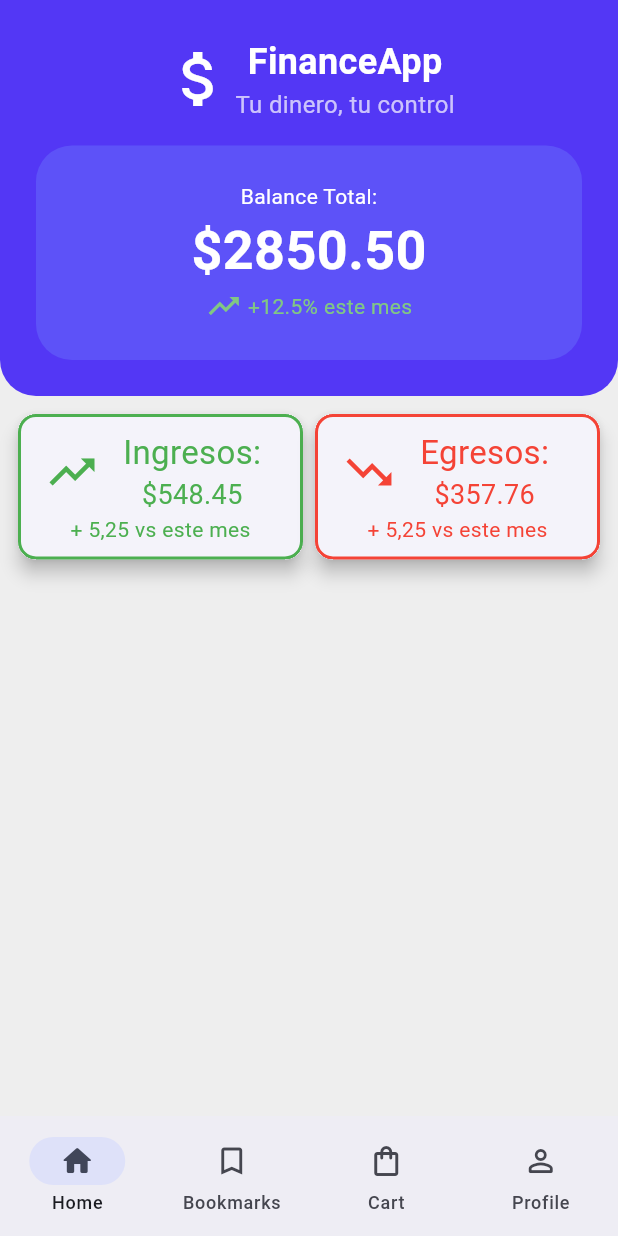
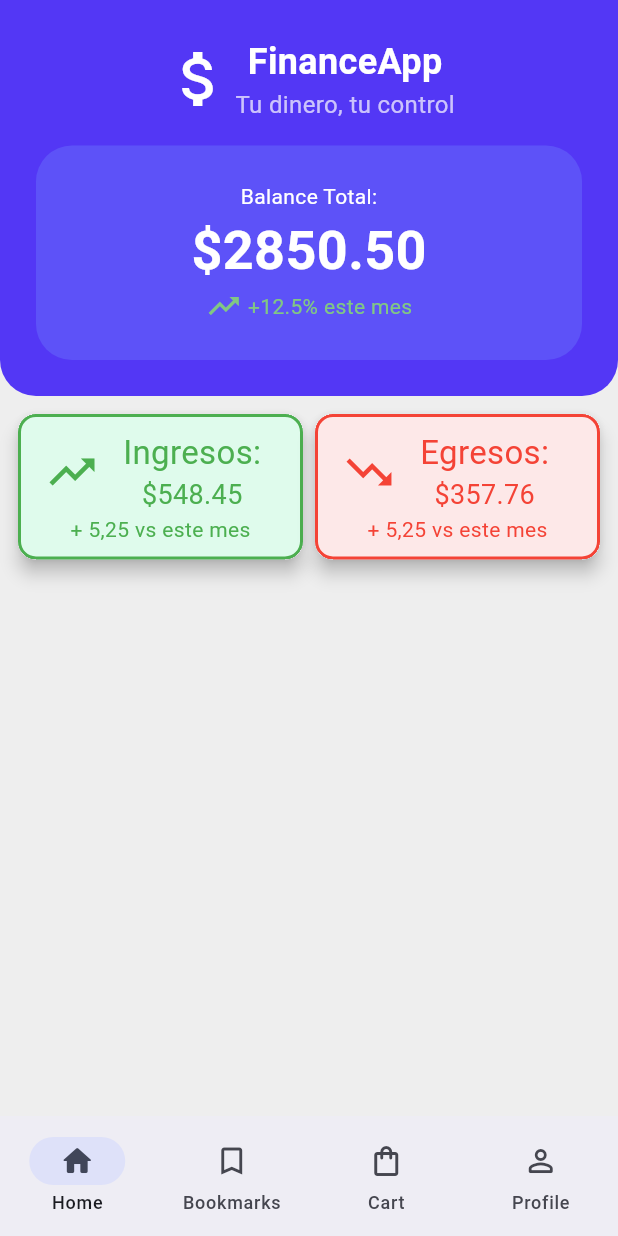
Before and after one commit to VECTOR416/Flutter-Manejo-Divisas, a Flutter app: the screen it shows after launch, on a phone screen of 412 x 824 dp. Run offline on Flutter 3.47's test engine with Material 3 defaults, Android fonts, the phone set to English and light mode, and no system bars; our stand-ins replace go_router.

Commit message:
refactor(homescreen): Cambio de color de fondo en los cards

```diff
--- a/lib/presentation/widgets/home-screen/secundary_cards.dart
+++ b/lib/presentation/widgets/home-screen/secundary_cards.dart
@@ -18,6 +18,7 @@ class SecundaryCard extends StatelessWidget {
   Widget build(BuildContext context) {
     final Color mainColor = (isIncome) ? Colors.green : Colors.red;
     final IconData icono = (isIncome) ? Icons.trending_up : Icons.trending_down;
+    final Color backgroundColor = (isIncome) ? Color.fromRGBO(223, 251, 236, 255) : Color.fromRGBO(253, 232, 232, 255);
     return Card(
       elevation: elevation,
       clipBehavior: Clip.hardEdge,
@@ -26,6 +27,7 @@ class SecundaryCard extends StatelessWidget {
         child: Container(
           padding: EdgeInsets.fromLTRB(16, 8, 16, 8),
           decoration: BoxDecoration(
+            color: backgroundColor,
             border: Border.all(color: mainColor, width: 2),
             borderRadius: BorderRadius.all(Radius.circular(12))
           ),
```
